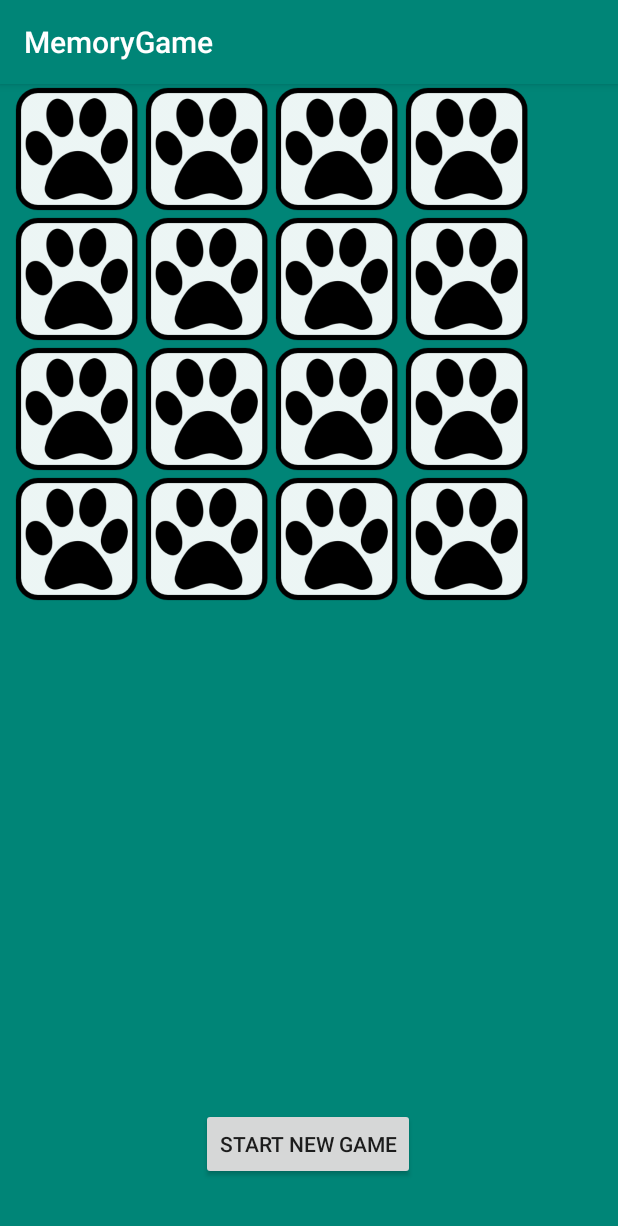
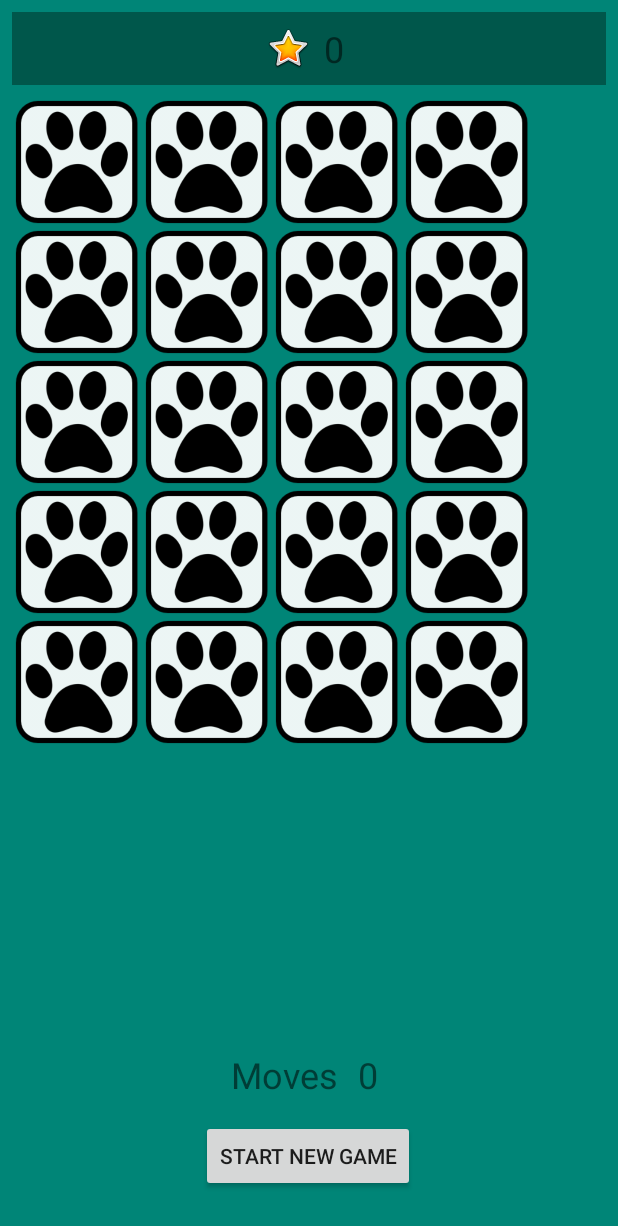
Before and after one commit to sara-sall/MemoryGame, an Android app: the GameActivity screen opened directly, with no data from a screen before it, on a phone screen of 412 x 824 dp. Shown: the top 1226 px of the screen. Run offline under Robolectric (Android 15) with nearby library versions, the phone set to English and light mode, and no system bars.

Commit message:
changes to layout of gameActivity. adding counter making the game slightly larger.

```diff
--- a/app/src/main/java/com/example/memorygame/GameActivity.java
+++ b/app/src/main/java/com/example/memorygame/GameActivity.java
@@ -1,10 +1,15 @@
 package com.example.memorygame;
 
+import android.content.Intent;
 import android.os.Handler;
+import android.support.annotation.StringRes;
 import android.support.v7.app.AppCompatActivity;
 import android.os.Bundle;
 import android.view.View;
+import android.widget.Button;
 import android.widget.GridLayout;
+import android.widget.TextView;
+import android.widget.Toast;
 
 import java.util.Random;
 
@@ -13,6 +18,11 @@ public class GameActivity extends AppCompatActivity implements View.OnClickListe
     private MemoryButton[] memoryButton;
     private int[] buttonResLoc;
     private int[] buttonGraph;
+    private int counter = 0;
+    private int pair;
+    private int hs;
+    private TextView counterScore;
+    private TextView highScore;
 
     private MemoryButton button1;
     private MemoryButton button2;
@@ -26,7 +36,7 @@ public class GameActivity extends AppCompatActivity implements View.OnClickListe
 
         GridLayout gameGrid = (GridLayout) findViewById(R.id.gameGridID);
         gameGrid.setColumnCount(4);
-        gameGrid.setRowCount(4);
+        gameGrid.setRowCount(5);
         int numCol = gameGrid.getColumnCount();
         int numRow = gameGrid.getRowCount();
 
@@ -39,9 +49,12 @@ public class GameActivity extends AppCompatActivity implements View.OnClickListe
         buttonGraph[2] = R.drawable.elephant128;
         buttonGraph[3] = R.drawable.fox128;
         buttonGraph[4] = R.drawable.pig128;
-        buttonGraph[5] = R.drawable.rabbit128;
+        buttonGraph[5] = R.drawable.penguin128;
         buttonGraph[6] = R.drawable.racoon128;
         buttonGraph[7] = R.drawable.turtle128;
+        buttonGraph[8] = R.drawable.dog128;
+        buttonGraph[9] = R.drawable.lion128;
+
 
         buttonResLoc = new int[nrOfElements];
 
@@ -55,6 +68,20 @@ public class GameActivity extends AppCompatActivity implements View.OnClickListe
                 gameGrid.addView(tButton);
             }
         }
+
+        counterScore = (TextView) findViewById(R.id.counterScoreID);
+        highScore = (TextView) findViewById(R.id.highScoreID);
+
+        Button buttonStartGame = (Button) findViewById(R.id.buttonGameStart);
+
+        buttonStartGame.setOnClickListener(new View.OnClickListener() {
+            @Override
+            public void onClick(View v) {
+                Intent intent = new Intent(GameActivity.this, GameActivity.class);
+                startActivity(intent);
+            }
+        });
+
 
 
     }
@@ -77,6 +104,7 @@ public class GameActivity extends AppCompatActivity implements View.OnClickListe
 
     @Override
     public void onClick(View v) {
+
         if(busy){
             return;
         }
@@ -93,19 +121,24 @@ public class GameActivity extends AppCompatActivity implements View.OnClickListe
         else if(button1.getId() == button.getId()){
             return;
         }
+        //TODO why not work??
         else if(button1.getFrontImageID() == button.getFrontImageID()){
             button.flipCard();
             button.setMatched(true);
             button1.setEnabled(false);
             button.setEnabled(false);
+            button1 = null;
 
-            button1 = null;
+            counter+=1;
+            pair+=1;
+
             return;
         }
         else{
             button2 = button;
             button2.flipCard();
             busy = true;
+            counter+=1;
 
             final Handler handler = new Handler();
             handler.postDelayed(new Runnable() {
@@ -121,5 +154,22 @@ public class GameActivity extends AppCompatActivity implements View.OnClickListe
             }, 500);
 
         }
+        counterScore.setText(String.valueOf(counter));
+        checkwin();
+        checkHighScore();
+ }
+
+    public void checkwin(){
+        if(pair == nrOfElements/2){
+            Toast.makeText(this,"Congratulations!", Toast.LENGTH_LONG).show();
+        }
+
     }
+    public void checkHighScore(){
+        if(hs < counter){
+            highScore.setText(String.valueOf(counter));
+        }
+    }
+
+
 }
--- /dev/null
+++ b/app/src/main/res/drawable-anydpi/ic_action_star.xml
@@ -0,0 +1,10 @@
+<vector xmlns:android="http://schemas.android.com/apk/res/android"
+    android:width="24dp"
+    android:height="24dp"
+    android:viewportWidth="24"
+    android:viewportHeight="24"
+    android:tint="#FFFFFF">
+    <path
+        android:fillColor="#FF000000"
+        android:pathData="M12,17.27L18.18,21l-1.64,-7.03L22,9.24l-7.19,-0.61L12,2 9.19,8.63 2,9.24l5.46,4.73L5.82,21z"/>
+</vector>
--- a/app/src/main/res/layout/activity_game.xml
+++ b/app/src/main/res/layout/activity_game.xml
@@ -8,6 +8,40 @@
     tools:context=".MainActivity"
     android:background="@color/colorPrimary">
 
+    <LinearLayout
+        android:id="@+id/linearLayout"
+        android:layout_width="match_parent"
+        android:layout_height="wrap_content"
+        android:layout_marginStart="8dp"
+        android:layout_marginTop="8dp"
+        android:layout_marginEnd="8dp"
+        android:background="@color/colorPrimaryDark"
+        android:orientation="horizontal"
+        app:layout_constraintEnd_toEndOf="parent"
+        app:layout_constraintStart_toStartOf="parent"
+        app:layout_constraintTop_toTopOf="parent">
+
+        <ImageView
+            android:id="@+id/imageView4"
+            android:layout_width="wrap_content"
+            android:layout_height="wrap_content"
+            android:layout_marginStart="168dp"
+            android:layout_marginTop="8dp"
+            android:layout_marginBottom="8dp"
+            app:srcCompat="@android:drawable/btn_star_big_on" />
+
+        <TextView
+            android:id="@+id/highScoreID"
+            android:layout_width="wrap_content"
+            android:layout_height="wrap_content"
+            android:layout_marginStart="8dp"
+            android:layout_marginTop="8dp"
+            android:layout_marginEnd="8dp"
+            android:layout_marginBottom="8dp"
+            android:text="0"
+            android:textSize="24sp" />
+    </LinearLayout>
+
     <GridLayout xmlns:android="http://schemas.android.com/apk/res/android"
         xmlns:app="http://schemas.android.com/apk/res-auto"
         xmlns:tools="http://schemas.android.com/tools"
@@ -15,11 +49,12 @@
         android:layout_width="match_parent"
         android:layout_height="wrap_content"
         android:layout_marginStart="8dp"
+        android:layout_marginTop="8dp"
         android:layout_marginEnd="8dp"
         app:layout_constraintEnd_toEndOf="parent"
-        app:layout_constraintHorizontal_bias="0.0"
+        app:layout_constraintHorizontal_bias="1.0"
         app:layout_constraintStart_toStartOf="parent"
-        app:layout_constraintTop_toTopOf="parent"
+        app:layout_constraintTop_toBottomOf="@+id/linearLayout"
         tools:context=".MainActivity">
 
 
@@ -40,4 +75,34 @@
         app:layout_constraintTop_toBottomOf="@+id/gameGridID"
         app:layout_constraintVertical_bias="0.92" />
 
+    <TextView
+        android:id="@+id/counterScoreID"
+        android:layout_width="wrap_content"
+        android:layout_height="wrap_content"
+        android:layout_marginEnd="160dp"
+        android:layout_marginBottom="8dp"
+        android:text="@string/counterScore"
+        android:textSize="24sp"
+        app:layout_constraintBottom_toTopOf="@+id/buttonGameStart"
+        app:layout_constraintEnd_toEndOf="parent"
+        app:layout_constraintTop_toBottomOf="@+id/gameGridID"
+        app:layout_constraintVertical_bias="0.97" />
+
+    <TextView
+        android:id="@+id/textView4"
+        android:layout_width="wrap_content"
+        android:layout_height="wrap_content"
+        android:layout_marginStart="8dp"
+        android:layout_marginTop="8dp"
+        android:layout_marginEnd="8dp"
+        android:layout_marginBottom="8dp"
+        android:text="@string/counter"
+        android:textSize="24sp"
+        app:layout_constraintBottom_toTopOf="@+id/buttonGameStart"
+        app:layout_constraintEnd_toStartOf="@+id/counterScoreID"
+        app:layout_constraintHorizontal_bias="0.966"
+        app:layout_constraintStart_toStartOf="parent"
+        app:layout_constraintTop_toBottomOf="@+id/gameGridID"
+        app:layout_constraintVertical_bias="0.971" />
+
 </android.support.constraint.ConstraintLayout>
--- a/app/src/main/res/values/strings.xml
+++ b/app/src/main/res/values/strings.xml
@@ -3,4 +3,6 @@
     <string name="title_Memory">Memory Game</string>
     <string name="start_game">start game</string>
     <string name="start_new_game">Start new game</string>
+    <string name="counterScore">0</string>
+    <string name="counter">Moves</string>
 </resources>
--- a/app/src/main/res/values/styles.xml
+++ b/app/src/main/res/values/styles.xml
@@ -1,7 +1,7 @@
 <resources>
 
     <!-- Base application theme. -->
-    <style name="AppTheme" parent="Theme.AppCompat.Light.DarkActionBar">
+    <style name="AppTheme" parent="Theme.AppCompat.Light.NoActionBar">
         <!-- Customize your theme here. -->
         <item name="colorPrimary">@color/colorPrimary</item>
         <item name="colorPrimaryDark">@color/colorPrimaryDark</item>
```
Also changed, not shown: app/src/main/res/drawable-hdpi/ic_action_star.png (added), app/src/main/res/drawable-mdpi/ic_action_star.png (added), app/src/main/res/drawable-xhdpi/ic_action_star.png (added), app/src/main/res/drawable-xxhdpi/ic_action_star.png (added).
